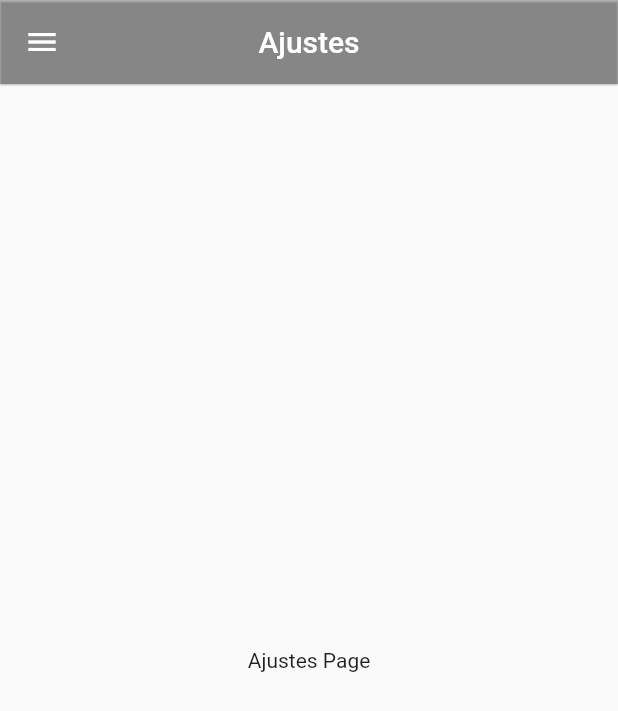
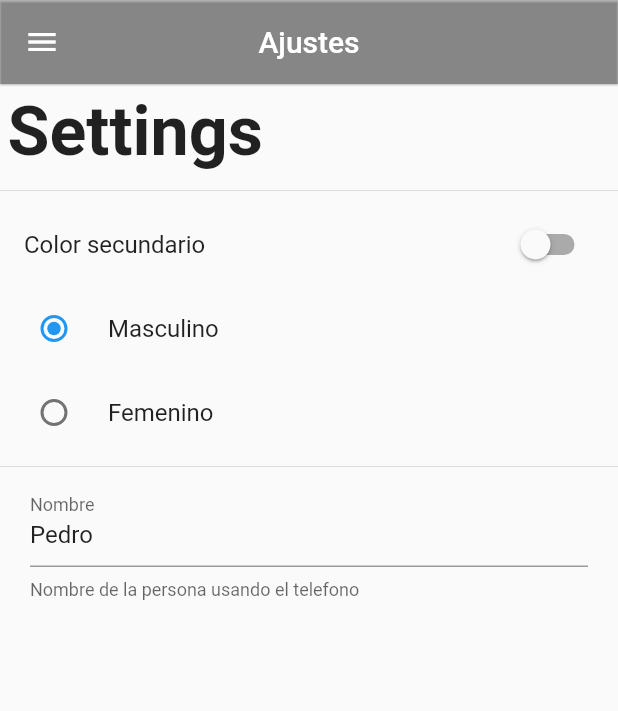
Before and after one commit to ddienu/UserPreferencesApp, a Flutter app: the SettingsPage screen opened by its route, on a phone screen of 412 x 824 dp. Shown: the top 711 px of the screen. Run offline on Flutter 3.47's test engine with Material 2 defaults, Android fonts, the light colour scheme and no system bars.

Commit message:
Update: Settings page
Update from Stateless to Statefull widget.
Update the settings page with three private variables to control the application, each one manage the page.
Add a ListView with radiolisttile with its setstate respectly.

```diff
--- a/lib/src/pages/settings_page.dart
+++ b/lib/src/pages/settings_page.dart
@@ -2,10 +2,29 @@ import 'package:flutter/material.dart';
 import 'package:userpreferencesapp/src/widgets/menu_widget.dart';
 
 
-class SettingsPage extends StatelessWidget {
+class SettingsPage extends StatefulWidget {
   const SettingsPage({Key? key}) : super(key: key);
 
   static final String routeName = 'settings';
+
+  @override
+  State<SettingsPage> createState() => _SettingsPageState();
+}
+
+class _SettingsPageState extends State<SettingsPage> {
+
+  bool _colorSecundario = false;
+  int _genero = 1;
+  String _nombre = 'Pedro';
+
+  TextEditingController _textController = TextEditingController();
+
+  @override
+  void initState() {
+
+    super.initState();
+    _textController = TextEditingController( text: _nombre);
+  }
 
   @override
   Widget build(BuildContext context) {
@@ -17,9 +36,60 @@ class SettingsPage extends StatelessWidget {
         title: const Text('Ajustes'),
       ),
       drawer: MenuWidget(),
-      body: const Center(
-        child: Text('Ajustes Page'),
+      body: ListView(
+        children: [
+          Container(
+            padding: EdgeInsets.all(5.0),
+            child: Text('Settings', style: TextStyle(fontSize: 45.5, fontWeight: FontWeight.bold),),
+          ),
+          const Divider(),
+          SwitchListTile(
+            value: _colorSecundario,
+            title: Text('Color secundario'),
+            onChanged: (value){
+              setState(() {
+              _colorSecundario = value;
+              });
+            }
+             ),
+             RadioListTile(
+              value: 1,
+              title: Text('Masculino'),
+              groupValue: _genero,
+              onChanged: ( int? value ){
+                setState(() {
+                _genero = value!;
+
+                });
+              },
+              ),
+
+              RadioListTile(
+              value: 2,
+              title: const Text('Femenino'),
+              groupValue: _genero,
+              onChanged: ( int ?value ){
+                setState(() {
+                _genero = value!;
+
+                });
+              },
+              ),
+              const Divider(),
+              Container(
+                padding: EdgeInsets.symmetric(horizontal: 20.0),
+                child: TextField(
+                  controller: _textController,
+                  decoration: InputDecoration(
+                    labelText: 'Nombre',
+                    helperText: 'Nombre de la persona usando el telefono',
+                  ),
+                  onChanged: ( value ){},
+                ),
+              )
+        ],
       )
+
     );
 }
 }
```
